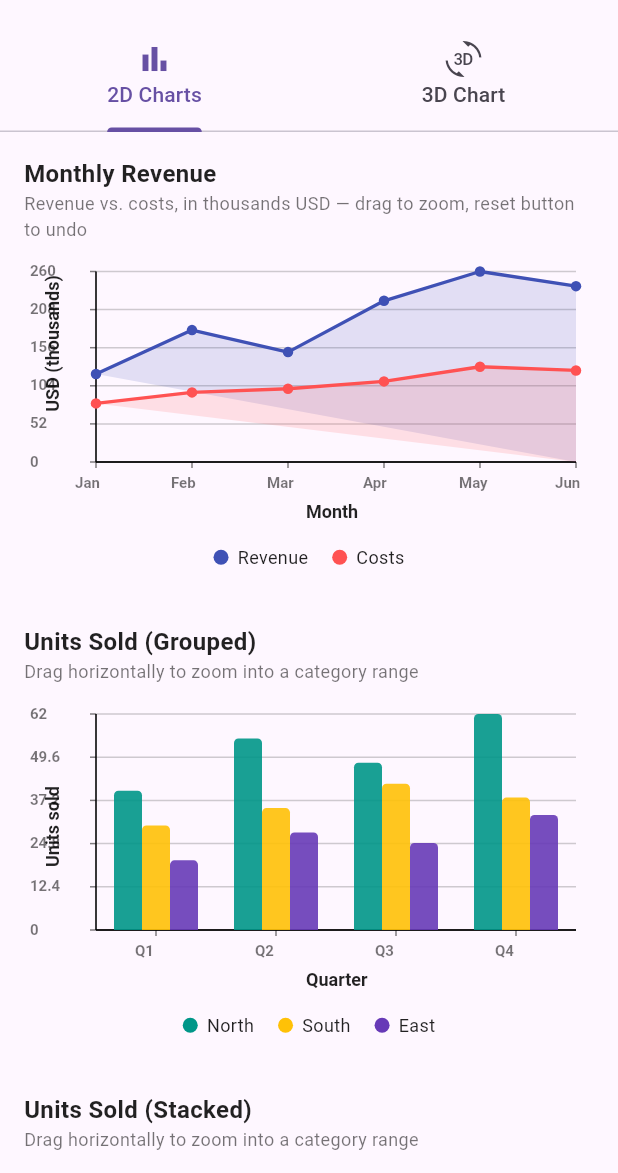
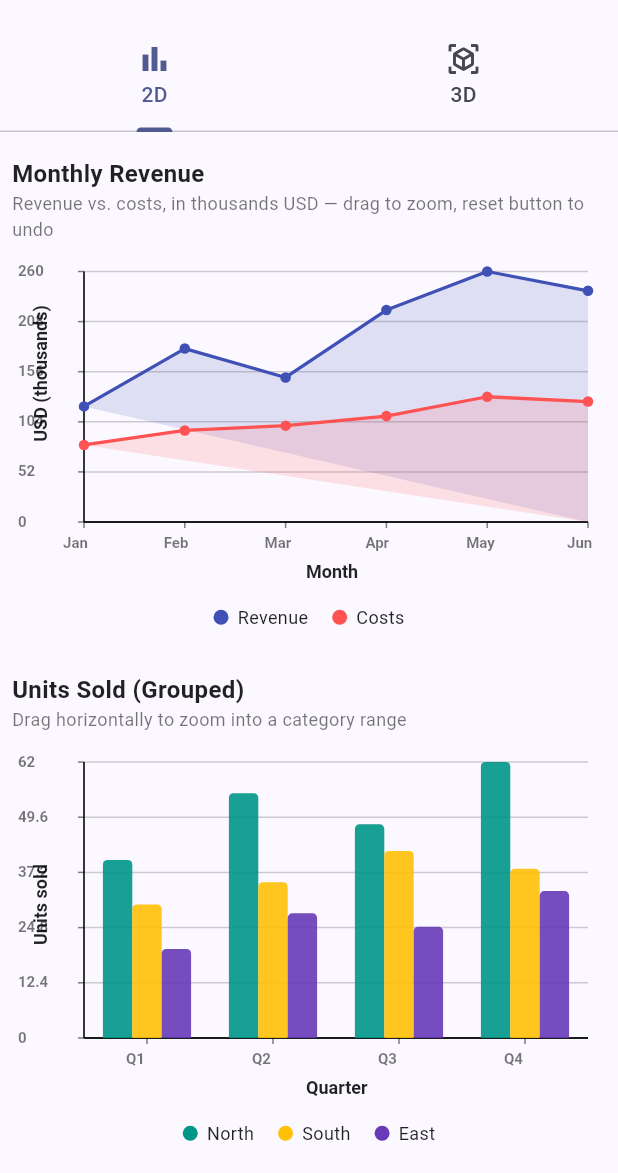
Before and after one commit to Prajit7/flutter_charts_kit, a Flutter app: the screen it shows after launch, on a phone screen of 412 x 824 dp, the part 63-1236 px from its top. Run offline on Flutter 3.47's test engine with Material 3 defaults, Android fonts, the phone set to English and light mode, and no system bars.

Commit message:
chore: updated example and added screenshot

```diff
--- a/example/lib/main.dart
+++ b/example/lib/main.dart
@@ -17,19 +17,72 @@ class _ChartsDemoAppState extends State<ChartsDemoApp> {
   Widget build(BuildContext context) {
     return MaterialApp(
       debugShowCheckedModeBanner: false,
-      theme: ThemeData.light(),
-      darkTheme: ThemeData.dark(),
+
+      theme: ThemeData(
+        useMaterial3: true,
+        brightness: Brightness.light,
+        colorSchemeSeed: Colors.indigo,
+      ),
+
+      darkTheme: ThemeData(
+        useMaterial3: true,
+        brightness: Brightness.dark,
+        colorSchemeSeed: Colors.indigo,
+      ),
+
       themeMode: _dark ? ThemeMode.dark : ThemeMode.light,
+
       home: ChartThemeScope(
         theme: _dark ? ChartTheme.dark : ChartTheme.light,
         child: ChartsDemoScreen(
           isDark: _dark,
-          onToggleTheme: () => setState(() => _dark = !_dark),
+          onToggleTheme: () {
+            setState(() {
+              _dark = !_dark;
+            });
+          },
         ),
       ),
     );
   }
 }
+
+// ============================================================
+// RESPONSIVE HELPERS
+// ============================================================
+
+class Responsive {
+  static bool isMobile(BuildContext context) {
+    return MediaQuery.sizeOf(context).width < 600;
+  }
+
+  static bool isTablet(BuildContext context) {
+    final width = MediaQuery.sizeOf(context).width;
+    return width >= 600 && width < 1024;
+  }
+
+  static bool isDesktop(BuildContext context) {
+    return MediaQuery.sizeOf(context).width >= 1024;
+  }
+
+  static double horizontalPadding(BuildContext context) {
+    final width = MediaQuery.sizeOf(context).width;
+
+    if (width < 600) {
+      return 8;
+    }
+
+    if (width < 1024) {
+      return 16;
+    }
+
+    return 24;
+  }
+}
+
+// ============================================================
+// MAIN SCREEN
+// ============================================================
 
 class ChartsDemoScreen extends StatelessWidget {
   final bool isDark;
@@ -43,6 +96,8 @@ class ChartsDemoScreen extends StatelessWidget {
 
   @override
   Widget build(BuildContext context) {
+    final isMobile = Responsive.isMobile(context);
+
     return DefaultTabController(
       length: 2,
       child: Scaffold(
@@ -57,15 +112,15 @@ class ChartsDemoScreen extends StatelessWidget {
               onPressed: onToggleTheme,
             ),
           ],
-          bottom: const TabBar(
+          bottom: TabBar(
             tabs: [
               Tab(
-                icon: Icon(Icons.bar_chart),
-                text: '2D Charts',
+                icon: const Icon(Icons.bar_chart),
+                text: isMobile ? '2D' : '2D Charts',
               ),
               Tab(
-                icon: Icon(Icons.threed_rotation),
-                text: '3D Chart',
+                icon: const Icon(Icons.view_in_ar),
+                text: isMobile ? '3D' : '3D Chart',
               ),
             ],
           ),
@@ -90,42 +145,75 @@ class Charts2DPage extends StatelessWidget {
 
   @override
   Widget build(BuildContext context) {
+    final isMobile = Responsive.isMobile(context);
+    final horizontalPadding =
+        Responsive.horizontalPadding(context);
+
+    final chartHeight = isMobile ? 320.0 : 280.0;
+    final pieHeight = isMobile ? 330.0 : 300.0;
+
     return ListView(
-      padding: const EdgeInsets.all(16),
+      padding: EdgeInsets.symmetric(
+        horizontal: horizontalPadding,
+        vertical: 16,
+      ),
       children: [
         SizedBox(
-          height: 280,
+          height: chartHeight,
           child: _buildLineChart(),
         ),
-        const SizedBox(height: 32),
+
+        const SizedBox(height: 24),
+
         SizedBox(
-          height: 280,
-          child: _buildBarChart(stacked: false),
+          height: chartHeight,
+          child: _buildBarChart(
+            stacked: false,
           ),
-        const SizedBox(height: 32),
+        ),
+
+        const SizedBox(height: 24),
+
         SizedBox(
-          height: 280,
-          child: _buildBarChart(stacked: true),
+          height: chartHeight,
+          child: _buildBarChart(
+            stacked: true,
           ),
-        const SizedBox(height: 32),
+        ),
+
+        const SizedBox(height: 24),
+
         SizedBox(
-          height: 300,
-          child: _buildPieChart(donut: false),
+          height: pieHeight,
+          child: _buildPieChart(
+            donut: false,
           ),
-        const SizedBox(height: 32),
+        ),
+
+        const SizedBox(height: 24),
+
         SizedBox(
-          height: 300,
-          child: _buildPieChart(donut: true),
+          height: pieHeight,
+          child: _buildPieChart(
+            donut: true,
           ),
-        const SizedBox(height: 32),
+        ),
+
+        const SizedBox(height: 24),
+
         SizedBox(
-          height: 300,
+          height: chartHeight,
           child: _buildScatterChart(),
         ),
-        const SizedBox(height: 32),
+
+        const SizedBox(height: 24),
       ],
     );
   }
+
+  // ==========================================================
+  // LINE CHART
+  // ==========================================================
 
   Widget _buildLineChart() {
     return LineChart2D(
@@ -133,6 +221,7 @@ class Charts2DPage extends StatelessWidget {
       subtitle:
           'Revenue vs. costs, in thousands USD — drag to zoom, reset button to undo',
       filled: true,
+
       onPointTap: (series, point) {
         if (point != null) {
           debugPrint(
@@ -140,80 +229,183 @@ class Charts2DPage extends StatelessWidget {
           );
         }
       },
+
       series: [
         XySeries(
           name: 'Revenue',
           color: Colors.indigo,
           data: const [
-            ChartPoint(x: 1, y: 120, label: 'Jan'),
-            ChartPoint(x: 2, y: 180, label: 'Feb'),
-            ChartPoint(x: 3, y: 150, label: 'Mar'),
-            ChartPoint(x: 4, y: 220, label: 'Apr'),
-            ChartPoint(x: 5, y: 260, label: 'May'),
-            ChartPoint(x: 6, y: 240, label: 'Jun'),
+            ChartPoint(
+              x: 1,
+              y: 120,
+              label: 'Jan',
+            ),
+            ChartPoint(
+              x: 2,
+              y: 180,
+              label: 'Feb',
+            ),
+            ChartPoint(
+              x: 3,
+              y: 150,
+              label: 'Mar',
+            ),
+            ChartPoint(
+              x: 4,
+              y: 220,
+              label: 'Apr',
+            ),
+            ChartPoint(
+              x: 5,
+              y: 260,
+              label: 'May',
+            ),
+            ChartPoint(
+              x: 6,
+              y: 240,
+              label: 'Jun',
+            ),
           ],
         ),
+
         XySeries(
           name: 'Costs',
           color: Colors.redAccent,
           data: const [
-            ChartPoint(x: 1, y: 80, label: 'Jan'),
-            ChartPoint(x: 2, y: 95, label: 'Feb'),
-            ChartPoint(x: 3, y: 100, label: 'Mar'),
-            ChartPoint(x: 4, y: 110, label: 'Apr'),
-            ChartPoint(x: 5, y: 130, label: 'May'),
-            ChartPoint(x: 6, y: 125, label: 'Jun'),
+            ChartPoint(
+              x: 1,
+              y: 80,
+              label: 'Jan',
+            ),
+            ChartPoint(
+              x: 2,
+              y: 95,
+              label: 'Feb',
+            ),
+            ChartPoint(
+              x: 3,
+              y: 100,
+              label: 'Mar',
+            ),
+            ChartPoint(
+              x: 4,
+              y: 110,
+              label: 'Apr',
+            ),
+            ChartPoint(
+              x: 5,
+              y: 130,
+              label: 'May',
+            ),
+            ChartPoint(
+              x: 6,
+              y: 125,
+              label: 'Jun',
+            ),
           ],
         ),
       ],
+
       xAxisTitle: 'Month',
       yAxisTitle: 'USD (thousands)',
     );
   }
 
-  Widget _buildBarChart({required bool stacked}) {
+  // ==========================================================
+  // BAR CHART
+  // ==========================================================
+
+  Widget _buildBarChart({
+    required bool stacked,
+  }) {
     return BarChart2D(
-      title: stacked ? 'Units Sold (Stacked)' : 'Units Sold (Grouped)',
-      subtitle: 'Drag horizontally to zoom into a category range',
+      title: stacked
+          ? 'Units Sold (Stacked)'
+          : 'Units Sold (Grouped)',
+
+      subtitle:
+          'Drag horizontally to zoom into a category range',
+
       stacked: stacked,
-      onBarTap: (series, category, value) {
+
+      onBarTap: (
+        series,
+        category,
+        value,
+      ) {
         debugPrint(
           'Tapped $series/$category: $value',
         );
       },
-      categories: const ['Q1', 'Q2', 'Q3', 'Q4'],
+
+      categories: const [
+        'Q1',
+        'Q2',
+        'Q3',
+        'Q4',
+      ],
+
       series: const [
         CategorySeries(
           name: 'North',
           color: Colors.teal,
-          values: [40, 55, 48, 62],
+          values: [
+            40,
+            55,
+            48,
+            62,
+          ],
         ),
         CategorySeries(
           name: 'South',
           color: Colors.amber,
-          values: [30, 35, 42, 38],
+          values: [
+            30,
+            35,
+            42,
+            38,
+          ],
         ),
         CategorySeries(
           name: 'East',
           color: Colors.deepPurple,
-          values: [20, 28, 25, 33],
+          values: [
+            20,
+            28,
+            25,
+            33,
+          ],
         ),
       ],
+
       xAxisTitle: 'Quarter',
       yAxisTitle: 'Units sold',
     );
   }
 
-  Widget _buildPieChart({required bool donut}) {
+  // ==========================================================
+  // PIE / DONUT CHART
+  // ==========================================================
+
+  Widget _buildPieChart({
+    required bool donut,
+  }) {
     return PieChart2D(
-      title: donut ? 'Browser Share (Donut)' : 'Browser Share (Pie)',
-      subtitle: 'Pinch or scroll to zoom, drag to pan',
+      title: donut
+          ? 'Browser Share (Donut)'
+          : 'Browser Share (Pie)',
+
+      subtitle:
+          'Pinch or scroll to zoom, drag to pan',
+
       innerRadiusRatio: donut ? 0.6 : 0,
+
       onSliceTap: (slice) {
         debugPrint(
           'Tapped slice: ${slice?.label}',
         );
       },
+
       slices: const [
         PieSlice(
           label: 'Chrome',
@@ -241,14 +433,22 @@ class Charts2DPage extends StatelessWidget {
           color: Colors.grey,
         ),
       ],
-      valueFormatter: (v) => '${v.toStringAsFixed(0)}%',
+
+      valueFormatter: (v) =>
+          '${v.toStringAsFixed(0)}%',
     );
   }
+
+  // ==========================================================
+  // SCATTER CHART
+  // ==========================================================
 
   Widget _buildScatterChart() {
     return ScatterChart2D(
       title: 'Practice vs. Score',
-      subtitle: 'Drag a rectangle to zoom into both axes',
+      subtitle:
+          'Drag a rectangle to zoom into both axes',
+
       onPointTap: (series, point) {
         if (point != null) {
           debugPrint(
@@ -256,6 +456,7 @@ class Charts2DPage extends StatelessWidget {
           );
         }
       },
+
       series: [
         XySeries(
           name: 'Cohort A',
@@ -288,6 +489,7 @@ class Charts2DPage extends StatelessWidget {
             ),
           ],
         ),
+
         XySeries(
           name: 'Cohort B',
           color: Colors.pink,
@@ -315,6 +517,7 @@ class Charts2DPage extends StatelessWidget {
           ],
         ),
       ],
+
       xAxisTitle: 'Hours practiced',
       yAxisTitle: 'Score',
     );
@@ -330,6 +533,12 @@ class Surface3DPage extends StatelessWidget {
 
   @override
   Widget build(BuildContext context) {
+    final size = MediaQuery.sizeOf(context);
+
+    final isMobile = size.width < 600;
+    final isTablet =
+        size.width >= 600 && size.width < 1024;
+
     const data = [
       [12.0, 18.0, 9.0, 22.0],
       [15.0, 20.0, 11.0, 25.0],
@@ -337,33 +546,68 @@ class Surface3DPage extends StatelessWidget {
       [23.0, 29.0, 17.0, 35.0],
     ];
 
-    return Scaffold(
-      body: Padding(
-        padding: const EdgeInsets.all(16),
+    return SafeArea(
+      child: Padding(
+        padding: EdgeInsets.all(
+          isMobile
+              ? 8
+              : isTablet
+                  ? 16
+                  : 24,
+        ),
+        child: LayoutBuilder(
+          builder: (
+            context,
+            constraints,
+          ) {
+            final availableHeight =
+                constraints.maxHeight;
+
+            final chartHeight = isMobile
+                ? availableHeight * 0.75
+                : isTablet
+                    ? availableHeight * 0.82
+                    : availableHeight * 0.85;
+
+            return Center(
+              child: SizedBox(
+                width: constraints.maxWidth,
+                height: chartHeight,
                 child: Surface3DChart(
                   data: data,
+
                   xLabels: const [
                     'North',
                     'South',
                     'East',
                     'West',
                   ],
+
                   yLabels: const [
                     'Jan',
                     'Feb',
                     'Mar',
                     'Apr',
                   ],
+
                   xAxisTitle: 'Region',
                   yAxisTitle: 'Month',
                   zAxisTitle: 'Sales',
-          valueFormatter: (v) => '\$${v.toStringAsFixed(0)}k',
+
+                  valueFormatter: (v) =>
+                      '\$${v.toStringAsFixed(0)}k',
+
                   gradient: const [
                     Colors.teal,
                     Colors.amber,
                     Colors.deepOrange,
                   ],
+
                   showLegend: true,
+                ),
+              ),
+            );
+          },
         ),
       ),
     );
--- a/pubspec.yaml
+++ b/pubspec.yaml
@@ -1,6 +1,6 @@
 name: flutter_charts_kit
 description: A generic, interactive 3D surface chart widget for Flutter — rotate, zoom, hover/tap tooltips, calibrated color gradients.
-version: 0.0.3
+version: 0.0.4
 homepage: https://github.com/prajit7/flutter_charts_kit
 repository: https://github.com/prajit7/flutter_charts_kit
 issue_tracker: https://github.com/prajit7/flutter_charts_kit/issues
```
Also changed, not shown: example/assets/2d.png (added), example/assets/2d1.png (added), example/assets/3d.png (added), 2 other files. Lines whose indentation alone changed are shown as unchanged.
